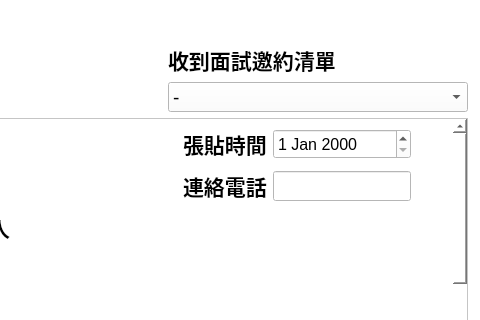
Above: UI/user_mail.ui from smilesmilehero/Advanced_Python_final_project_resume_system before the change; both pictures show x 384 to 864 and y 0 to 320 of the 864 by 600 pixel window. Below: the same form after it.
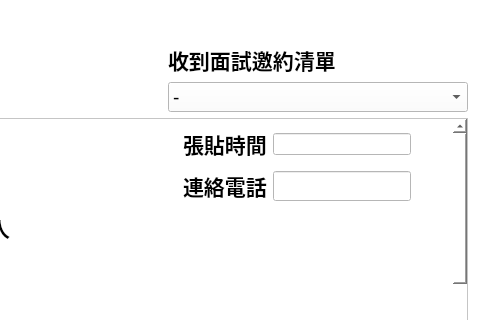
That is the form after the change.

Commit message: update mail and search

The edit to the form file:
```diff
--- a/UI/user_mail.ui
+++ b/UI/user_mail.ui
@@ -294,9 +294,9 @@
          <property name="geometry">
           <rect>
            <x>0</x>
-           <y>-504</y>
-           <width>819</width>
-           <height>909</height>
+           <y>0</y>
+           <width>822</width>
+           <height>944</height>
           </rect>
          </property>
          <layout class="QGridLayout" name="gridLayout_4">
@@ -1752,304 +1752,6 @@
               </property>
              </widget>
             </item>
-            <item row="0" column="4">
-             <widget class="QDateEdit" name="post_dateEdit">
-              <property name="enabled">
-               <bool>false</bool>
-              </property>
-              <property name="maximumSize">
-               <size>
-                <width>150</width>
-                <height>30</height>
-               </size>
-              </property>
-              <property name="palette">
-               <palette>
-                <active>
-                 <colorrole role="WindowText">
-                  <brush brushstyle="SolidPattern">
-                   <color alpha="255">
-                    <red>0</red>
-                    <green>0</green>
-                    <blue>0</blue>
-                   </color>
-                  </brush>
-                 </colorrole>
-                 <colorrole role="Button">
-                  <brush brushstyle="SolidPattern">
-                   <color alpha="255">
-                    <red>255</red>
-                    <green>255</green>
-                    <blue>255</blue>
-                   </color>
-                  </brush>
-                 </colorrole>
-                 <colorrole role="Midlight">
-                  <brush brushstyle="SolidPattern">
-                   <color alpha="255">
-                    <red>0</red>
-                    <green>0</green>
-                    <blue>0</blue>
-                   </color>
-                  </brush>
-                 </colorrole>
-                 <colorrole role="Dark">
-                  <brush brushstyle="SolidPattern">
-                   <color alpha="255">
-                    <red>0</red>
-                    <green>0</green>
-                    <blue>0</blue>
-                   </color>
-                  </brush>
-                 </colorrole>
-                 <colorrole role="Mid">
-                  <brush brushstyle="SolidPattern">
-                   <color alpha="255">
-                    <red>0</red>
-                    <green>0</green>
-                    <blue>0</blue>
-                   </color>
-                  </brush>
-                 </colorrole>
-                 <colorrole role="Text">
-                  <brush brushstyle="SolidPattern">
-                   <color alpha="255">
-                    <red>0</red>
-                    <green>0</green>
-                    <blue>0</blue>
-                   </color>
-                  </brush>
-                 </colorrole>
-                 <colorrole role="ButtonText">
-                  <brush brushstyle="SolidPattern">
-                   <color alpha="255">
-                    <red>0</red>
-                    <green>0</green>
-                    <blue>0</blue>
-                   </color>
-                  </brush>
-                 </colorrole>
-                 <colorrole role="Base">
-                  <brush brushstyle="SolidPattern">
-                   <color alpha="255">
-                    <red>255</red>
-                    <green>255</green>
-                    <blue>255</blue>
-                   </color>
-                  </brush>
-                 </colorrole>
-                 <colorrole role="Window">
-                  <brush brushstyle="SolidPattern">
-                   <color alpha="255">
-                    <red>255</red>
-                    <green>255</green>
-                    <blue>255</blue>
-                   </color>
-                  </brush>
-                 </colorrole>
-                 <colorrole role="Shadow">
-                  <brush brushstyle="SolidPattern">
-                   <color alpha="255">
-                    <red>0</red>
-                    <green>0</green>
-                    <blue>0</blue>
-                   </color>
-                  </brush>
-                 </colorrole>
-                </active>
-                <inactive>
-                 <colorrole role="WindowText">
-                  <brush brushstyle="SolidPattern">
-                   <color alpha="255">
-                    <red>0</red>
-                    <green>0</green>
-                    <blue>0</blue>
-                   </color>
-                  </brush>
-                 </colorrole>
-                 <colorrole role="Button">
-                  <brush brushstyle="SolidPattern">
-                   <color alpha="255">
-                    <red>255</red>
-                    <green>255</green>
-                    <blue>255</blue>
-                   </color>
-                  </brush>
-                 </colorrole>
-                 <colorrole role="Midlight">
-                  <brush brushstyle="SolidPattern">
-                   <color alpha="255">
-                    <red>0</red>
-                    <green>0</green>
-                    <blue>0</blue>
-                   </color>
-                  </brush>
-                 </colorrole>
-                 <colorrole role="Dark">
-                  <brush brushstyle="SolidPattern">
-                   <color alpha="255">
-                    <red>0</red>
-                    <green>0</green>
-                    <blue>0</blue>
-                   </color>
-                  </brush>
-                 </colorrole>
-                 <colorrole role="Mid">
-                  <brush brushstyle="SolidPattern">
-                   <color alpha="255">
-                    <red>0</red>
-                    <green>0</green>
-                    <blue>0</blue>
-                   </color>
-                  </brush>
-                 </colorrole>
-                 <colorrole role="Text">
-                  <brush brushstyle="SolidPattern">
-                   <color alpha="255">
-                    <red>0</red>
-                    <green>0</green>
-                    <blue>0</blue>
-                   </color>
-                  </brush>
-                 </colorrole>
-                 <colorrole role="ButtonText">
-                  <brush brushstyle="SolidPattern">
-                   <color alpha="255">
-                    <red>0</red>
-                    <green>0</green>
-                    <blue>0</blue>
-                   </color>
-                  </brush>
-                 </colorrole>
-                 <colorrole role="Base">
-                  <brush brushstyle="SolidPattern">
-                   <color alpha="255">
-                    <red>255</red>
-                    <green>255</green>
-                    <blue>255</blue>
-                   </color>
-                  </brush>
-                 </colorrole>
-                 <colorrole role="Window">
-                  <brush brushstyle="SolidPattern">
-                   <color alpha="255">
-                    <red>255</red>
-                    <green>255</green>
-                    <blue>255</blue>
-                   </color>
-                  </brush>
-                 </colorrole>
-                 <colorrole role="Shadow">
-                  <brush brushstyle="SolidPattern">
-                   <color alpha="255">
-                    <red>0</red>
-                    <green>0</green>
-                    <blue>0</blue>
-                   </color>
-                  </brush>
-                 </colorrole>
-                </inactive>
-                <disabled>
-                 <colorrole role="WindowText">
-                  <brush brushstyle="SolidPattern">
-                   <color alpha="255">
-                    <red>0</red>
-                    <green>0</green>
-                    <blue>0</blue>
-                   </color>
-                  </brush>
-                 </colorrole>
-                 <colorrole role="Button">
-                  <brush brushstyle="SolidPattern">
-                   <color alpha="255">
-                    <red>255</red>
-                    <green>255</green>
-                    <blue>255</blue>
-                   </color>
-                  </brush>
-                 </colorrole>
-                 <colorrole role="Midlight">
-                  <brush brushstyle="SolidPattern">
-                   <color alpha="255">
-                    <red>0</red>
-                    <green>0</green>
-                    <blue>0</blue>
-                   </color>
-                  </brush>
-                 </colorrole>
-                 <colorrole role="Dark">
-                  <brush brushstyle="SolidPattern">
-                   <color alpha="255">
-                    <red>0</red>
-                    <green>0</green>
-                    <blue>0</blue>
-                   </color>
-                  </brush>
-                 </colorrole>
-                 <colorrole role="Mid">
-                  <brush brushstyle="SolidPattern">
-                   <color alpha="255">
-                    <red>0</red>
-                    <green>0</green>
-                    <blue>0</blue>
-                   </color>
-                  </brush>
-                 </colorrole>
-                 <colorrole role="Text">
-                  <brush brushstyle="SolidPattern">
-                   <color alpha="255">
-                    <red>0</red>
-                    <green>0</green>
-                    <blue>0</blue>
-                   </color>
-                  </brush>
-                 </colorrole>
-                 <colorrole role="ButtonText">
-                  <brush brushstyle="SolidPattern">
-                   <color alpha="255">
-                    <red>0</red>
-                    <green>0</green>
-                    <blue>0</blue>
-                   </color>
-                  </brush>
-                 </colorrole>
-                 <colorrole role="Base">
-                  <brush brushstyle="SolidPattern">
-                   <color alpha="255">
-                    <red>255</red>
-                    <green>255</green>
-                    <blue>255</blue>
-                   </color>
-                  </brush>
-                 </colorrole>
-                 <colorrole role="Window">
-                  <brush brushstyle="SolidPattern">
-                   <color alpha="255">
-                    <red>255</red>
-                    <green>255</green>
-                    <blue>255</blue>
-                   </color>
-                  </brush>
-                 </colorrole>
-                 <colorrole role="Shadow">
-                  <brush brushstyle="SolidPattern">
-                   <color alpha="255">
-                    <red>0</red>
-                    <green>0</green>
-                    <blue>0</blue>
-                   </color>
-                  </brush>
-                 </colorrole>
-                </disabled>
-               </palette>
-              </property>
-              <property name="font">
-               <font>
-                <pointsize>12</pointsize>
-               </font>
-              </property>
-             </widget>
-            </item>
             <item row="1" column="4">
              <widget class="QLineEdit" name="telephone_input">
               <property name="enabled">
@@ -3866,6 +3568,13 @@
               </property>
              </spacer>
             </item>
+            <item row="0" column="4">
+             <widget class="QLineEdit" name="post_dateEdit">
+              <property name="enabled">
+               <bool>false</bool>
+              </property>
+             </widget>
+            </item>
            </layout>
           </item>
          </layout>
```
The commit also changes 3 other files.
